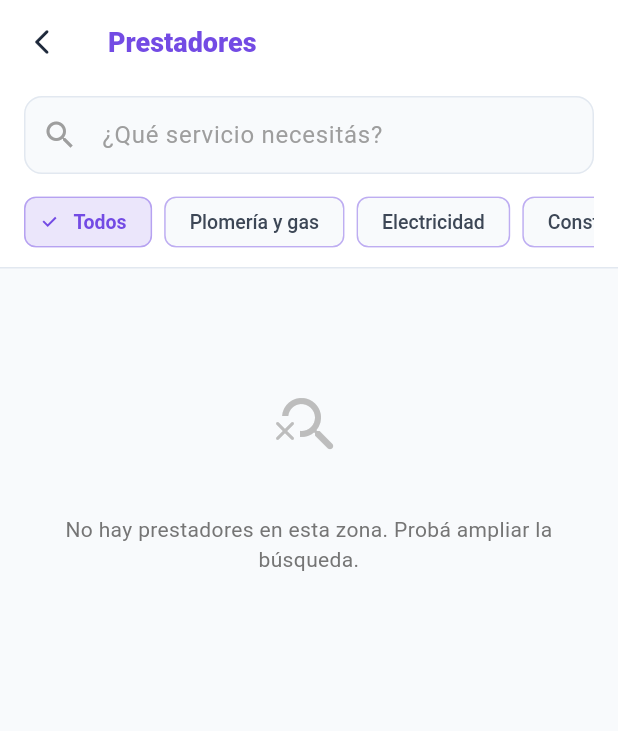
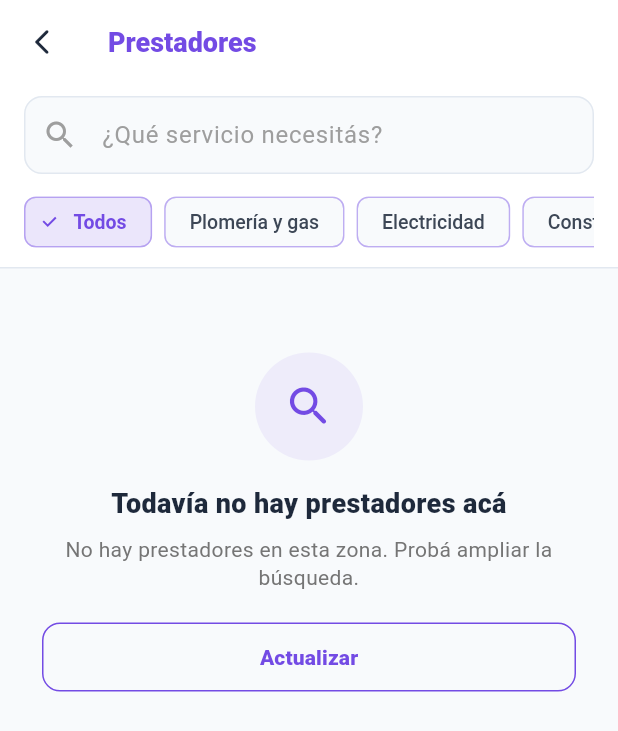
Before and after one commit to gdemagistre-hub/puelo-infra, a Flutter app: the BuscadorPrestadoresWidget screen opened by its route, on a phone screen of 412 x 824 dp. Shown: the top 731 px of the screen. Run offline on Flutter 3.47's test engine with Material 3 defaults, Android fonts, the phone set to English and light mode, and no system bars; our stand-ins replace audioplayers, cloud_firestore, cloud_functions, firebase_auth, firebase_core, firebase_messaging and 6 more; missing offline and left inert: cryptography, google_mlkit_text_recognition; accounts and stored records are empty; project files that could hold a hidden picture were left out.

Commit message:
feat(buscador): 5.7 foto, chip Cerca y empty state con salida

```diff
--- a/lib/buscadorPrestadores.dart
+++ b/lib/buscadorPrestadores.dart
@@ -13,7 +13,7 @@ import 'contacto_service.dart';
 import 'prestador_list_fields.dart';
 
 /// Buscador optimizado para pico laboral.
-/// UX 5.2: búsqueda, chips de oficio, ranking zona→confianza Phase0, badge, WhatsApp.
+/// UX 5.2 + 5.7: foto en fila, chip Cerca, empty state con salida.
 class BuscadorPrestadoresWidget extends StatefulWidget {
   final String? initialQuery;
 
@@ -327,6 +327,15 @@ class _BuscadorPrestadoresWidgetState extends State<BuscadorPrestadoresWidget> {
     return true;
   }
 
+  String? _fotoUrl(Map<String, dynamic> data) {
+    final raw = (data['url_foto_perfil'] ?? data['foto_perfil'] ?? '')
+        .toString()
+        .trim();
+    if (raw.isEmpty) return null;
+    if (raw.startsWith('http://') || raw.startsWith('https://')) return raw;
+    return null;
+  }
+
   String _initials(Map<String, dynamic> data) {
     final n = (data['nombre'] ?? data['list_nombre'] ?? '').toString().trim();
     final a = (data['apellido'] ?? '').toString().trim();
@@ -598,23 +607,8 @@ class _BuscadorPrestadoresWidgetState extends State<BuscadorPrestadoresWidget> {
                                     physics:
                                         const AlwaysScrollableScrollPhysics(),
                                     children: [
-                                      const SizedBox(height: 80),
-                                      Icon(
-                                        Icons.search_off_rounded,
-                                        size: 48,
-                                        color: Colors.grey.shade400,
-                                      ),
-                                      const SizedBox(height: 12),
-                                      Padding(
-                                        padding: const EdgeInsets.all(24),
-                                        child: Text(
-                                          AppCopy.sinPrestadoresZona,
-                                          textAlign: TextAlign.center,
-                                          style: TextStyle(
-                                            color: Colors.grey.shade600,
-                                          ),
-                                        ),
-                                      ),
+                                      const SizedBox(height: 56),
+                                      _emptyState(),
                                     ],
                                   )
                                 : ListView.builder(
@@ -750,20 +744,9 @@ class _BuscadorPrestadoresWidgetState extends State<BuscadorPrestadoresWidget> {
                                               ),
                                               child: Row(
                                                 children: [
-                                                  CircleAvatar(
-                                                    radius: 26,
-                                                    backgroundColor:
-                                                        _clientePrimary
-                                                            .withOpacity(0.14),
-                                                    child: Text(
-                                                      _initials(data),
-                                                      style: const TextStyle(
-                                                        color: _clientePrimary,
-                                                        fontWeight:
-                                                            FontWeight.bold,
-                                                        fontSize: 15,
-                                                      ),
-                                                    ),
+                                                  _avatarFila(
+                                                    foto: _fotoUrl(data),
+                                                    initials: _initials(data),
                                                   ),
                                                   const SizedBox(width: 12),
                                                   Expanded(
@@ -800,18 +783,57 @@ class _BuscadorPrestadoresWidgetState extends State<BuscadorPrestadoresWidget> {
                                                           overflow: TextOverflow
                                                               .ellipsis,
                                                         ),
+                                                        if (zona.isNotEmpty ||
+                                                            cerca)
+                                                          Padding(
+                                                            padding:
+                                                                const EdgeInsets.only(
+                                                              top: 2,
+                                                            ),
+                                                            child: Row(
+                                                              children: [
+                                                                if (cerca) ...[
+                                                                  Container(
+                                                                    padding:
+                                                                        const EdgeInsets.symmetric(
+                                                                      horizontal: 6,
+                                                                      vertical: 1,
+                                                                    ),
+                                                                    decoration:
+                                                                        BoxDecoration(
+                                                                      color: _clientePrimary
+                                                                          .withOpacity(0.10),
+                                                                      borderRadius:
+                                                                          BorderRadius.circular(8),
+                                                                    ),
+                                                                    child: const Text(
+                                                                      'Cerca',
+                                                                      style: TextStyle(
+                                                                        fontSize: 10,
+                                                                        fontWeight:
+                                                                            FontWeight.w800,
+                                                                        color: _clientePrimary,
+                                                                      ),
+                                                                    ),
+                                                                  ),
+                                                                  const SizedBox(width: 6),
+                                                                ],
                                                                 if (zona.isNotEmpty)
-                                                          Text(
+                                                                  Expanded(
+                                                                    child: Text(
                                                                       zona,
                                                                       style: TextStyle(
-                                                              color: Colors.grey
-                                                                  .shade500,
+                                                                        color: Colors
+                                                                            .grey.shade500,
                                                                         fontSize: 11,
                                                                       ),
                                                                       maxLines: 1,
                                                                       overflow:
-                                                                TextOverflow
-                                                                    .ellipsis,
+                                                                          TextOverflow.ellipsis,
+                                                                    ),
+                                                                  ),
+                                                              ],
+                                                            ),
                                                           ),
                                                       ],
                                                     ),
@@ -980,4 +1002,129 @@ class _BuscadorPrestadoresWidgetState extends State<BuscadorPrestadoresWidget> {
       ),
     );
   }
+
+  void _limpiarFiltros() {
+    _searchController.clear();
+    setState(() {
+      _searchQuery = '';
+      _selectedRubro = 'Todos';
+    });
+    _cargarPrestadores(reset: true);
   }
+
+  Widget _avatarFila({required String? foto, required String initials}) {
+    final fallback = Text(
+      initials,
+      style: const TextStyle(
+        color: _clientePrimary,
+        fontWeight: FontWeight.bold,
+        fontSize: 15,
+      ),
+    );
+    return CircleAvatar(
+      radius: 26,
+      backgroundColor: _clientePrimary.withOpacity(0.14),
+      child: foto == null
+          ? fallback
+          : ClipOval(
+              child: Image.network(
+                foto,
+                width: 52,
+                height: 52,
+                fit: BoxFit.cover,
+                errorBuilder: (_, __, ___) => Center(child: fallback),
+              ),
+            ),
+    );
+  }
+
+  Widget _emptyState() {
+    final hayFiltro = _selectedRubro != 'Todos' || _searchQuery.isNotEmpty;
+    final titulo = hayFiltro
+        ? 'Nadie con ese filtro ahora'
+        : 'Todavía no hay prestadores acá';
+    final sub = hayFiltro
+        ? 'Probá otro oficio o sacá el filtro para ver a todos.'
+        : AppCopy.sinPrestadoresZona;
+    return Padding(
+      padding: const EdgeInsets.symmetric(horizontal: 28),
+      child: Column(
+        children: [
+          Container(
+            width: 72,
+            height: 72,
+            decoration: BoxDecoration(
+              color: _clientePrimary.withOpacity(0.08),
+              shape: BoxShape.circle,
+            ),
+            child: const Icon(
+              Icons.search_rounded,
+              size: 34,
+              color: _clientePrimary,
+            ),
+          ),
+          const SizedBox(height: 16),
+          Text(
+            titulo,
+            textAlign: TextAlign.center,
+            style: const TextStyle(
+              fontSize: 18,
+              fontWeight: FontWeight.w800,
+              color: _textColor,
+            ),
+          ),
+          const SizedBox(height: 8),
+          Text(
+            sub,
+            textAlign: TextAlign.center,
+            style: TextStyle(
+              fontSize: 14,
+              height: 1.35,
+              color: Colors.grey.shade600,
+            ),
+          ),
+          const SizedBox(height: 20),
+          if (hayFiltro)
+            SizedBox(
+              width: double.infinity,
+              height: 46,
+              child: ElevatedButton(
+                onPressed: _limpiarFiltros,
+                style: ElevatedButton.styleFrom(
+                  backgroundColor: _clientePrimary,
+                  foregroundColor: Colors.white,
+                  elevation: 0,
+                  shape: RoundedRectangleBorder(
+                    borderRadius: BorderRadius.circular(12),
+                  ),
+                ),
+                child: const Text(
+                  'Ver todos',
+                  style: TextStyle(fontWeight: FontWeight.w800),
+                ),
+              ),
+            )
+          else
+            SizedBox(
+              width: double.infinity,
+              height: 46,
+              child: OutlinedButton(
+                onPressed: () => _cargarPrestadores(reset: true),
+                style: OutlinedButton.styleFrom(
+                  foregroundColor: _clientePrimary,
+                  side: const BorderSide(color: _clientePrimary),
+                  shape: RoundedRectangleBorder(
+                    borderRadius: BorderRadius.circular(12),
+                  ),
+                ),
+                child: const Text(
+                  'Actualizar',
+                  style: TextStyle(fontWeight: FontWeight.w800),
+                ),
+              ),
+            ),
+        ],
+      ),
+    );
+  }
+}
```
Also changed, not shown: 1 other file. Lines whose indentation alone changed are shown as unchanged.
